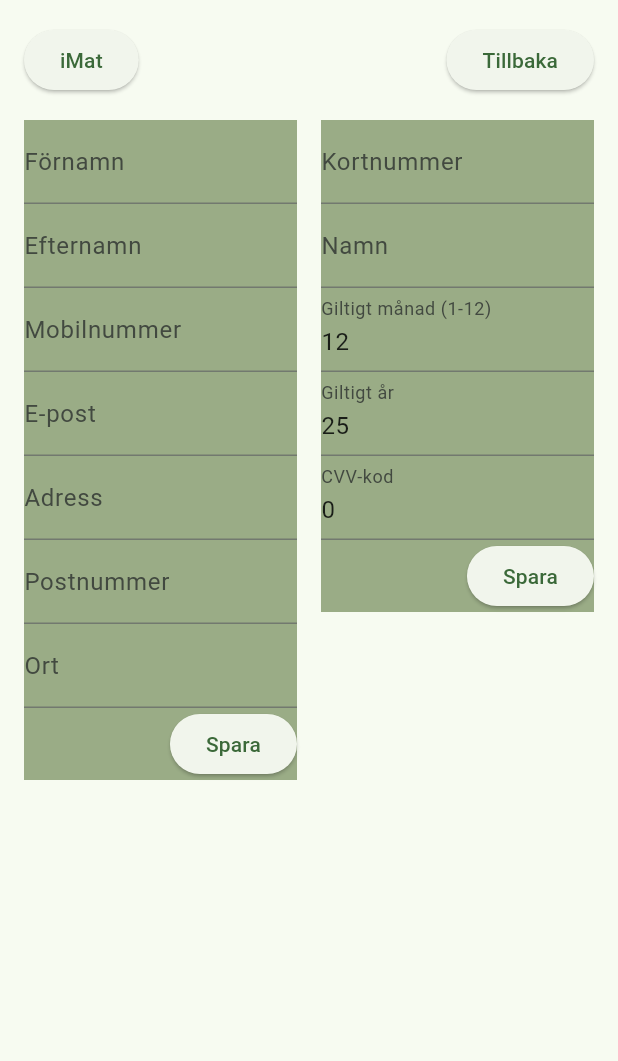
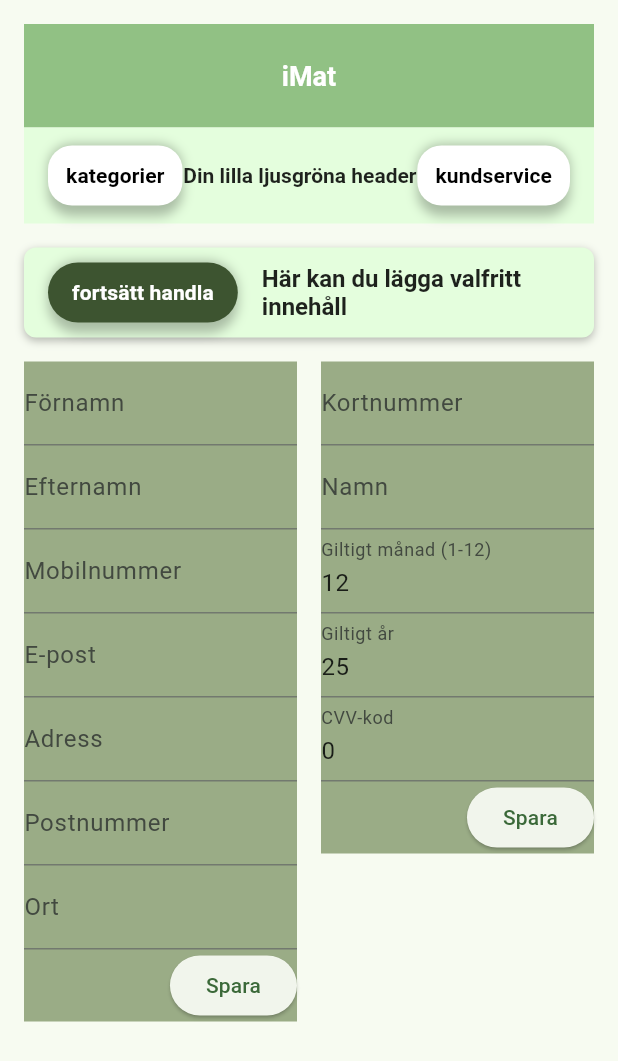
Before and after one commit to EliBawk/Group19-ProjectDAT216, a Flutter app: the AccountView screen opened directly, on a phone screen of 412 x 824 dp. Shown: the top 1061 px of the screen. Run offline on Flutter 3.47's test engine with Material 3 defaults, Android fonts, the phone set to English and light mode, and no system bars; network calls fail; Roboto replaces fonts that are missing (Reem Kufi).

Commit message:
Ätit upp dennna asså ngl

```diff
--- a/lib/pages/account_view.dart
+++ b/lib/pages/account_view.dart
@@ -10,33 +10,195 @@ class AccountView extends StatelessWidget {
   Widget build(BuildContext context) {
     return Scaffold(
       body: SafeArea(
+        child: DefaultTextStyle(
+          style: const TextStyle(
+            fontFamily: 'Reem Kufi',
+            color: Colors.black87,
+          ),
           child: Padding(
             padding: const EdgeInsets.all(AppTheme.paddingMedium),
             child: Column(
               children: [
-              _header(context),
-              SizedBox(height: AppTheme.paddingMedium),
+                _header(),
+                const SizedBox(height: AppTheme.paddingMedium),
+                _promoBar(context),
+                const SizedBox(height: AppTheme.paddingMedium),
                 _customerDetails(),
               ],
+            ),
           ),
         ),
       ),
     );
   }
 
-  Widget _header(BuildContext context) {
-    return Row(
-      mainAxisAlignment: MainAxisAlignment.spaceBetween,
+  Widget _header() {
+    return Column(
+      crossAxisAlignment: CrossAxisAlignment.stretch,
       children: [
-        ElevatedButton(
-          onPressed: () => Navigator.pop(context),
-          child: Text('iMat'),
+        Container(
+          color: const Color(0xFF91C184),
+          padding: const EdgeInsets.symmetric(vertical: 24, horizontal: 16),
+          child: const Center(
+            child: Text(
+              'iMat',
+              style: TextStyle(
+                color: Colors.white,
+                fontSize: 18,
+                fontWeight: FontWeight.bold,
               ),
-        ElevatedButton(
-          onPressed: () => Navigator.pop(context),
-          child: Text('Tillbaka'),
+            ),
+          ),
+        ),
+        Container(
+          color: const Color(0xFFE4FEDD),
+          padding: const EdgeInsets.symmetric(vertical: 8, horizontal: 16),
+          child: Row(
+            children: [
+              // "kategorier"-knapp med skugga
+              Container(
+                decoration: BoxDecoration(
+                  boxShadow: [
+                    BoxShadow(
+                      color: Colors.black26,
+                      blurRadius: 6,
+                      offset: Offset(0, 3),
                     ),
                   ],
+                  borderRadius: BorderRadius.circular(16),
+                ),
+                child: TextButton(
+                  onPressed: () {
+                    // TODO: Hantera knapptryck kategorier
+                  },
+                  style: TextButton.styleFrom(
+                    backgroundColor: Colors.white,
+                    foregroundColor: Colors.black,
+                    padding:
+                        const EdgeInsets.symmetric(horizontal: 12, vertical: 8),
+                    shape: RoundedRectangleBorder(
+                      borderRadius: BorderRadius.circular(16),
+                    ),
+                  ),
+                  child: const Text(
+                    'kategorier',
+                    style: TextStyle(
+                      fontWeight: FontWeight.bold,
+                    ),
+                  ),
+                ),
+              ),
+
+              const Spacer(),
+
+              // Text i mitten
+              const Text(
+                'Din lilla ljusgröna header',
+                style: TextStyle(
+                  fontWeight: FontWeight.bold,
+                ),
+              ),
+
+              const Spacer(),
+
+              // "kundservice"-knapp med skugga längst till höger
+              Container(
+                decoration: BoxDecoration(
+                  boxShadow: [
+                    BoxShadow(
+                      color: Colors.black26,
+                      blurRadius: 6,
+                      offset: Offset(0, 3),
+                    ),
+                  ],
+                  borderRadius: BorderRadius.circular(16),
+                ),
+                child: TextButton(
+                  onPressed: () {
+                    // TODO: Hantera knapptryck kundservice
+                  },
+                  style: TextButton.styleFrom(
+                    backgroundColor: Colors.white,
+                    foregroundColor: Colors.black,
+                    padding:
+                        const EdgeInsets.symmetric(horizontal: 12, vertical: 8),
+                    shape: RoundedRectangleBorder(
+                      borderRadius: BorderRadius.circular(16),
+                    ),
+                  ),
+                  child: const Text(
+                    'kundservice',
+                    style: TextStyle(
+                      fontWeight: FontWeight.bold,
+                    ),
+                  ),
+                ),
+              ),
+            ],
+          ),
+        ),
+      ],
+    );
+  }
+
+  Widget _promoBar(BuildContext context) {
+    return Container(
+      height: 60,
+      width: double.infinity,
+      decoration: BoxDecoration(
+        color: const Color(0xFFE4FEDD),
+        borderRadius: BorderRadius.circular(8),
+        boxShadow: const [
+          BoxShadow(blurRadius: 4, offset: Offset(0, 2), color: Colors.black26),
+        ],
+      ),
+      padding: const EdgeInsets.symmetric(horizontal: 16),
+      child: Row(
+        children: [
+          // Skugga + knapp "fortsätt handla"
+          Container(
+            decoration: BoxDecoration(
+              boxShadow: [
+                BoxShadow(
+                  color: Colors.black26,
+                  blurRadius: 6,
+                  offset: Offset(0, 3),
+                ),
+              ],
+              borderRadius: BorderRadius.circular(20),
+            ),
+            child: TextButton(
+              onPressed: () {
+                // TODO: navigera till butik/vy där man fortsätter handla
+              },
+              style: TextButton.styleFrom(
+                backgroundColor: const Color(0xFF3D5430),
+                foregroundColor: Colors.white,
+                padding: const EdgeInsets.symmetric(horizontal: 16),
+                shape: RoundedRectangleBorder(
+                  borderRadius: BorderRadius.circular(20),
+                ),
+              ),
+              child: const Text(
+                'fortsätt handla',
+                style: TextStyle(fontWeight: FontWeight.bold),
+              ),
+            ),
+          ),
+
+          const SizedBox(width: 16),
+
+          const Expanded(
+            child: Text(
+              'Här kan du lägga valfritt innehåll',
+              style: TextStyle(
+                fontWeight: FontWeight.w600,
+                fontSize: 16,
+              ),
+            ),
+          ),
+        ],
+      ),
     );
   }
 
@@ -46,15 +208,15 @@ class AccountView extends StatelessWidget {
       children: [
         Expanded(
           child: Container(
-            color: Color.fromARGB(255, 154, 172, 134),
-            child: CustomerDetails(),
+            color: const Color.fromARGB(255, 154, 172, 134),
+            child: const CustomerDetails(),
           ),
         ),
-        SizedBox(width: 16),
+        const SizedBox(width: 16),
         Expanded(
           child: Container(
-            color: Color.fromARGB(255, 154, 172, 134),
-            child: CardDetails(),
+            color: const Color.fromARGB(255, 154, 172, 134),
+            child: const CardDetails(),
           ),
         ),
       ],
```
Lines whose indentation alone changed are shown as unchanged.
